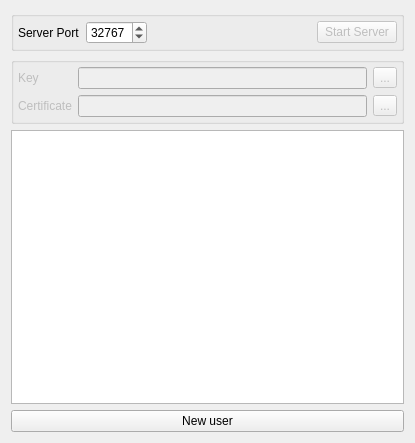
Before: the Qt Designer form Server/server.ui in Dobr1802/QSslChat, drawn with Qt 5.
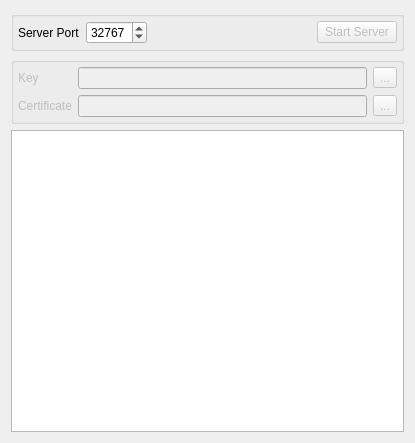
After: the same form once the commit is applied.

```diff
--- a/Server/server.ui
+++ b/Server/server.ui
@@ -141,13 +141,6 @@
       </property>
      </widget>
     </item>
-    <item>
-     <widget class="QPushButton" name="regNewUsrButton">
-      <property name="text">
-       <string>New user</string>
-      </property>
-     </widget>
-    </item>
    </layout>
   </widget>
  </widget>
```
